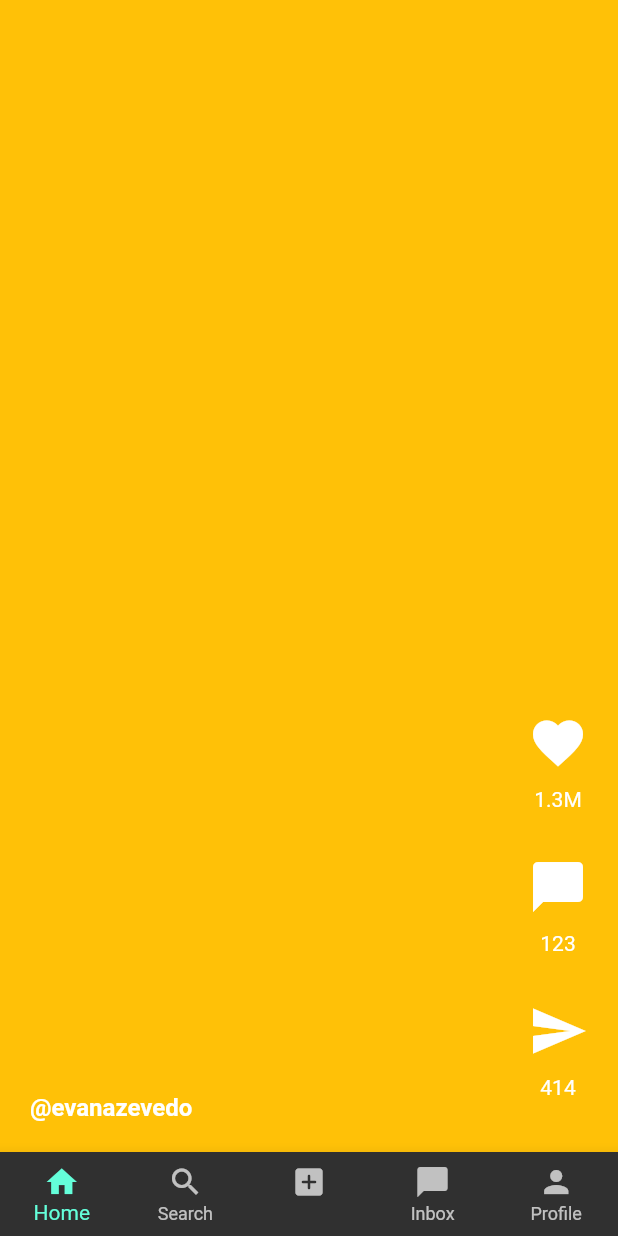
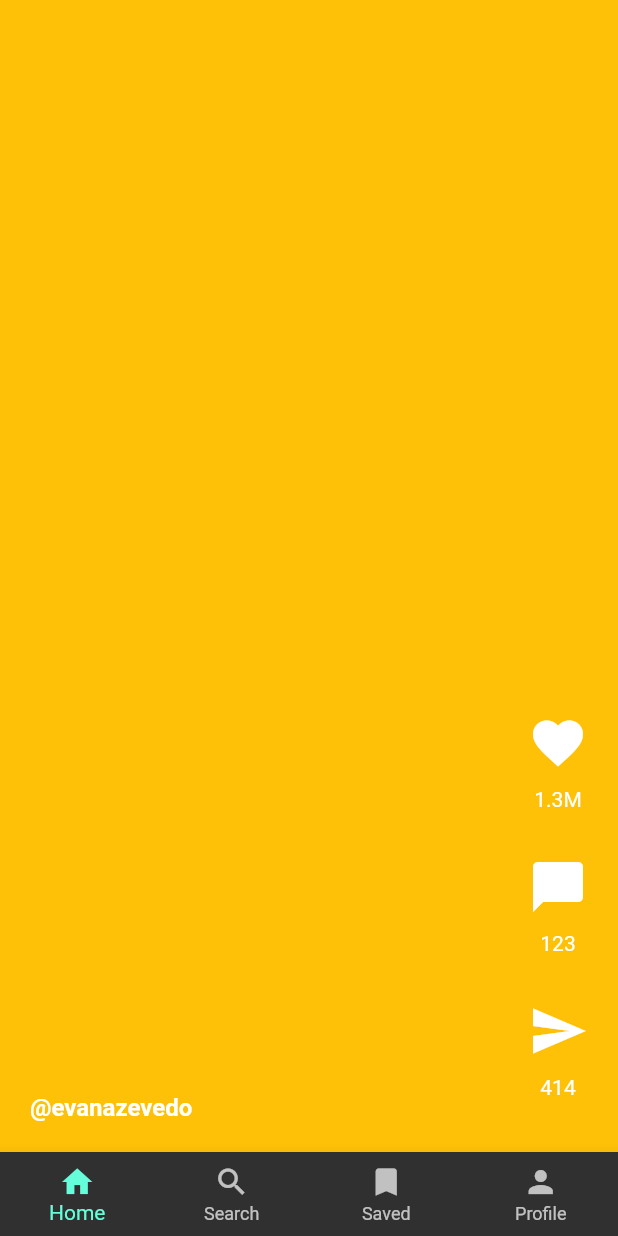
Before and after one commit to evanaze/wordlabs, a Flutter app: the screen it shows once a user with an empty profile is signed in, on a phone screen of 412 x 824 dp. Run offline on Flutter 3.47's test engine with Material 2 defaults, Android fonts, the light colour scheme and no system bars; our stand-ins replace cached_network_image, cloud_firestore, firebase_auth, firebase_core, firebase_storage, get and 1 more; accounts and stored records are empty; network calls fail.

Commit message:
working on app

```diff
--- a/app/lib/pages/home.dart
+++ b/app/lib/pages/home.dart
@@ -1,5 +1,4 @@
 import 'package:flutter/material.dart';
-import 'package:wordlabs/posts/mypost_1.dart';
 import 'package:wordlabs/util/post_template.dart';
 
 class UserHomePage extends StatelessWidget {
@@ -9,8 +8,6 @@ class UserHomePage extends StatelessWidget {
   Widget build(BuildContext context) {
     return Scaffold(
       body: PageView(
-      controller: _controller,
-      scrollDirection: Axis.horizontal,
         children: [
           PostTemplate(
             username: 'evanazevedo',
@@ -38,8 +35,9 @@ class UserHomePage extends StatelessWidget {
             userPost: Container(
               color: Colors.black,
             ),
-        )
+          ),
         ],
-    ));
+      ),
+    );
   }
 }
--- a/app/lib/util/post_template.dart
+++ b/app/lib/util/post_template.dart
@@ -30,26 +30,37 @@ class PostTemplate extends StatelessWidget {
               child: Column(
                 mainAxisAlignment: MainAxisAlignment.end,
                 children: [
-                    Text('@' + username,
-                        style: TextStyle(
-                            fontWeight: FontWeight.bold, fontSize: 16))
+                  Text(
+                    '@$username',
+                    style: const TextStyle(
+                      fontWeight: FontWeight.bold,
+                      fontSize: 16,
+                    ),
+                  )
                 ],
-                ))),
+              ),
+            ),
+          ),
 
           // Buttons
           Padding(
             padding: const EdgeInsets.all(20.0),
             child: Container(
               alignment: Alignment(1, 1),
-              child:
-                  Column(mainAxisAlignment: MainAxisAlignment.end, children: [
+              child: Column(
+                mainAxisAlignment: MainAxisAlignment.end,
+                children: [
                   MyButton(icon: Icons.favorite, number: numberOfLikes),
                   MyButton(
-                    icon: Icons.chat_bubble_outlined, number: numberOfComments),
+                      icon: Icons.chat_bubble_outlined,
+                      number: numberOfComments),
                   MyButton(icon: Icons.send, number: numberOfShares)
-              ]),
-            ))
                 ],
-    ));
+              ),
+            ),
+          )
+        ],
+      ),
+    );
   }
 }
--- a/app/lib/views/screens/homepage.dart
+++ b/app/lib/views/screens/homepage.dart
@@ -1,8 +1,8 @@
 import 'package:flutter/material.dart';
 import 'package:wordlabs/pages/home.dart';
-import 'package:wordlabs/pages/inbox.dart';
 import 'package:wordlabs/pages/plus.dart';
 import 'package:wordlabs/pages/profile.dart';
+import 'package:wordlabs/pages/saved.dart';
 import 'package:wordlabs/pages/search.dart';
 
 class HomePage extends StatefulWidget {
@@ -24,8 +24,7 @@ class _HomePageState extends State<HomePage> {
   final List<Widget> _pages = [
     UserHomePage(),
     UserSearchPage(),
-    UserPlusPage(),
-    UserInboxPage(),
+    UserSavedPage(),
     UserProfilePage(),
   ];
 
@@ -40,10 +39,7 @@ class _HomePageState extends State<HomePage> {
           items: [
             BottomNavigationBarItem(icon: Icon(Icons.home), label: 'Home'),
             BottomNavigationBarItem(icon: Icon(Icons.search), label: 'Search'),
-            BottomNavigationBarItem(
-                icon: Icon(Icons.add_box_rounded), label: ''),
-            BottomNavigationBarItem(
-                icon: Icon(Icons.chat_bubble_rounded), label: 'Inbox'),
+            BottomNavigationBarItem(icon: Icon(Icons.bookmark), label: 'Saved'),
             BottomNavigationBarItem(icon: Icon(Icons.person), label: 'Profile'),
           ]),
     );
--- a/app/pubspec.yaml
+++ b/app/pubspec.yaml
@@ -27,6 +27,7 @@ environment:
 # the latest version available on pub.dev. To see which dependencies have newer
 # versions available, run `flutter pub outdated`.
 dependencies:
+  cached_network_image: ^3.2.1
   cloud_firestore: ^3.4.6
   firebase_auth: ^3.7.0
   firebase_core: ^1.21.1
```
Also changed, not shown: app/lib/controllers/profile_controller.dart (added, +21 -0 lines), app/lib/pages/profile.dart (+134 -1 lines), app/lib/pages/saved.dart (added, +16 -0 lines), app/lib/util/button.dart (+6 -3 lines), app/lib/posts/mypost_1.dart (deleted), app/lib/posts/mypost_2.dart (deleted), app/lib/posts/mypost_3.dart (deleted). Lines whose indentation alone changed are shown as unchanged.
